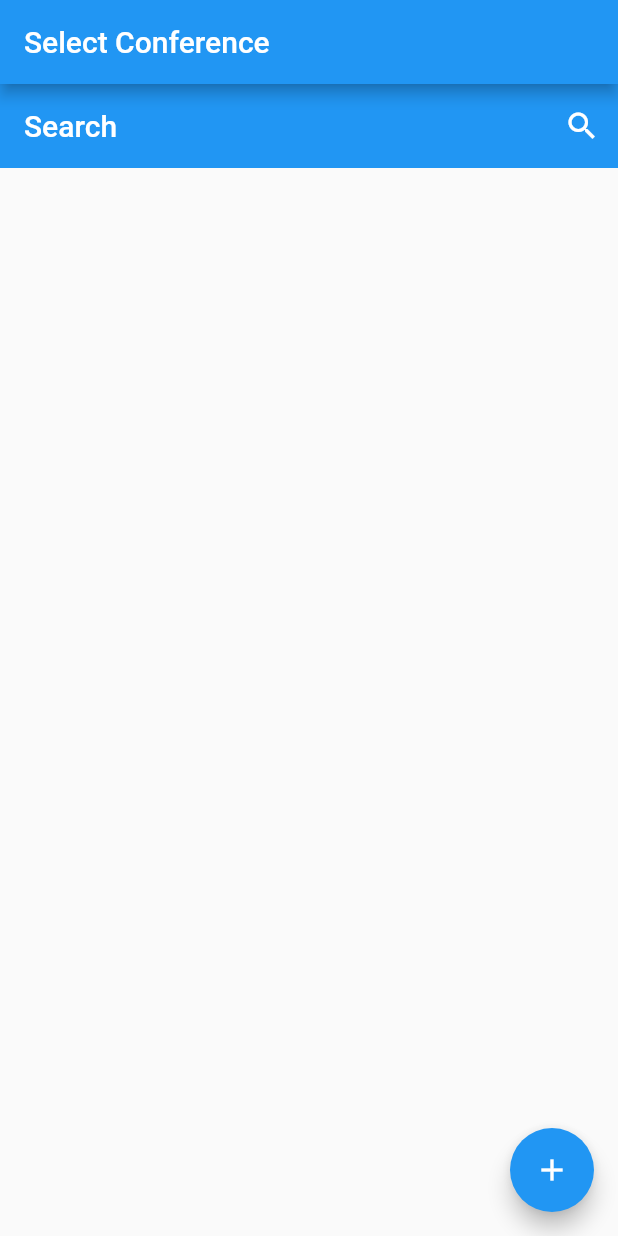
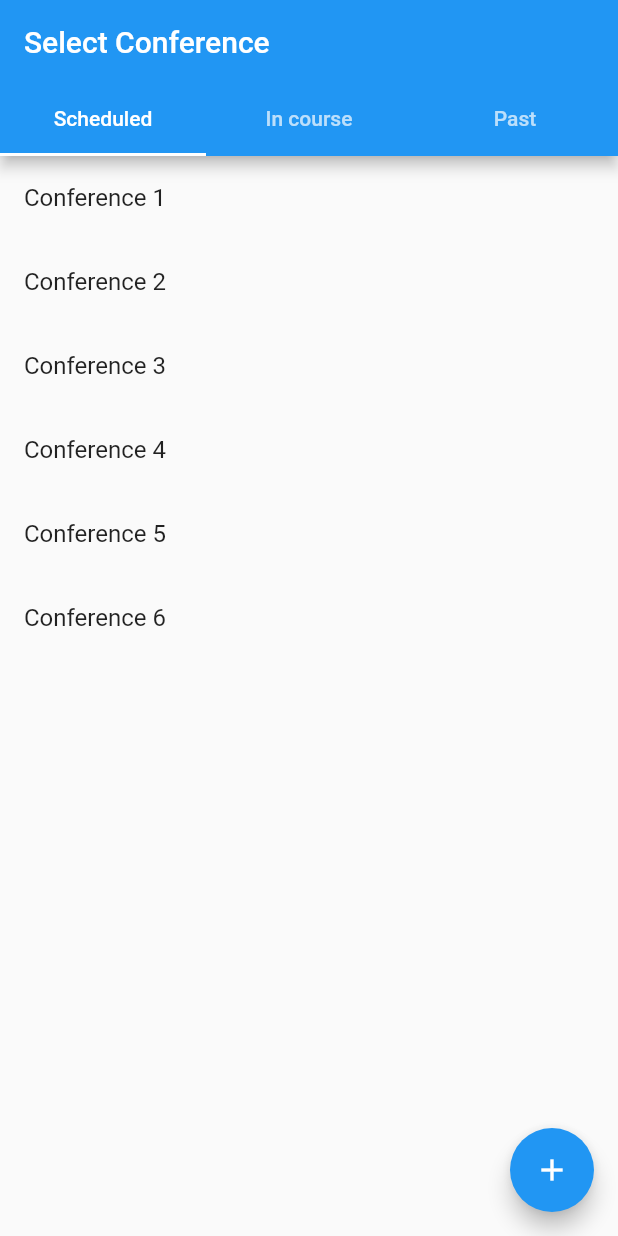
Before and after one commit to FEUP-ESOF-2020-21/open-cx-t6g4-the-five-engineers, a Flutter app: the screen it shows after launch, on a phone screen of 412 x 824 dp. Run offline on Flutter 3.47's test engine with Material 2 defaults, Android fonts, the phone set to English and light mode, and no system bars; our stand-ins replace cloud_firestore, firebase_core, flutter_tags; accounts and stored records are empty.

Commit message:
Separated SelectConferenceAttendee from SelectConferenceOrganizer

```diff
--- a/eventee/lib/main.dart
+++ b/eventee/lib/main.dart
@@ -35,7 +35,7 @@ class MyApp extends StatelessWidget {
               // closer together (more dense) than on mobile platforms.
               visualDensity: VisualDensity.adaptivePlatformDensity,
             ),
-            home: ConferenceSelection(),
+            home: ConferenceSelectionOrganizer(),
           );
         }
 
--- a/eventee/lib/view/select_conference.dart
+++ b/eventee/lib/view/select_conference.dart
@@ -2,16 +2,58 @@ import 'package:cloud_firestore/cloud_firestore.dart';
 import 'package:eventee/model/conference.dart';
 import 'package:flutter/material.dart';
 
-class ConferenceSelection extends StatefulWidget {
-  ConferenceSelection({Key key}) : super(key: key);
+class ConferenceSelectionAttendee extends StatefulWidget {
+  ConferenceSelectionAttendee({Key key}) : super(key: key);
 
   final String title = "Select Conference";
 
   @override
-  _ConferenceSelectionState createState() => _ConferenceSelectionState();
+  _ConferenceSelectionAttendeeState createState() => _ConferenceSelectionAttendeeState();
 }
 
-class _ConferenceSelectionState extends State<ConferenceSelection> {
+class _ConferenceSelectionAttendeeState extends State<ConferenceSelectionAttendee> {
+  bool started = false;
+
+  @override
+  Widget build(BuildContext context) {
+    return Scaffold(
+        appBar: AppBar(
+          title: Text(widget.title)
+        ),
+        body: CustomScrollView(
+          slivers: [
+            SliverAppBar(
+              floating: true,
+              snap: false,
+              title: Text("Search"),
+              actions: <Widget> [
+                IconButton(
+                  icon: Icon(Icons.search),
+                  onPressed: () {
+                    showSearch(
+                      context: context,
+                      delegate: CustomSearchDelegate(),
+                    );
+                  },
+                ),
+              ],
+            ),
+          ],
+        ),
+    );
+  }
+}
+
+class ConferenceSelectionOrganizer extends StatefulWidget {
+  ConferenceSelectionOrganizer({Key key}) : super(key: key);
+
+  final String title = "Select Conference";
+
+  @override
+  _ConferenceSelectionOrganizerState createState() => _ConferenceSelectionOrganizerState();
+}
+
+class _ConferenceSelectionOrganizerState extends State<ConferenceSelectionOrganizer> {
   bool started = false;
 
   List<String> tags;
@@ -69,27 +111,13 @@ class _ConferenceSelectionState extends State<ConferenceSelection> {
       length: tags.length,
       child: Scaffold(
         appBar: AppBar(
-            title: Text(widget.title)
+          title: Text(widget.title),
+          bottom: TabBar(
+            tabs: tabsPanel,
+          ),
         ),
-        body: CustomScrollView(
-          slivers: [
-            SliverAppBar(
-              floating: true,
-              snap: false,
-              title: Text("Search"),
-              actions: <Widget> [
-                IconButton(
-                  icon: Icon(Icons.search),
-                  onPressed: () {
-                    showSearch(
-                      context: context,
-                      delegate: CustomSearchDelegate(),
-                    );
-                  },
-                ),
-              ],
-            ),
-          ],
+        body: TabBarView(
+          children: conferencesPanel,
         ),
         floatingActionButton: FloatingActionButton(
           onPressed: () {
@@ -103,7 +131,6 @@ class _ConferenceSelectionState extends State<ConferenceSelection> {
     );
   }
 }
-
 
 class CustomSearchDelegate extends SearchDelegate {
   /*
```
